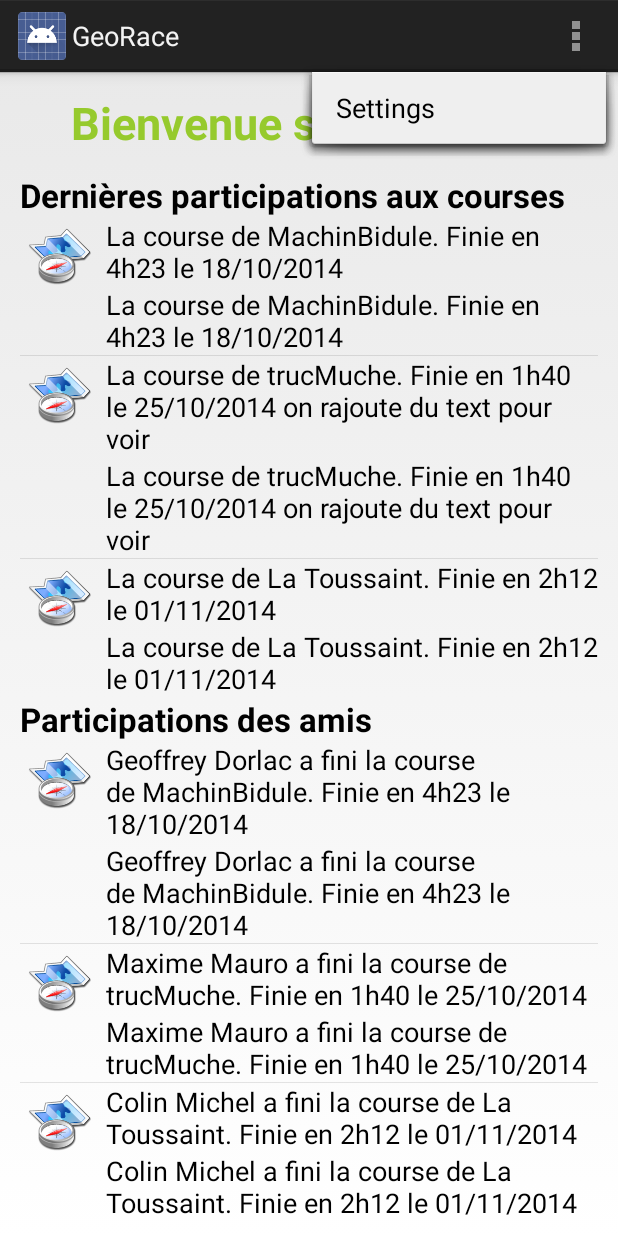
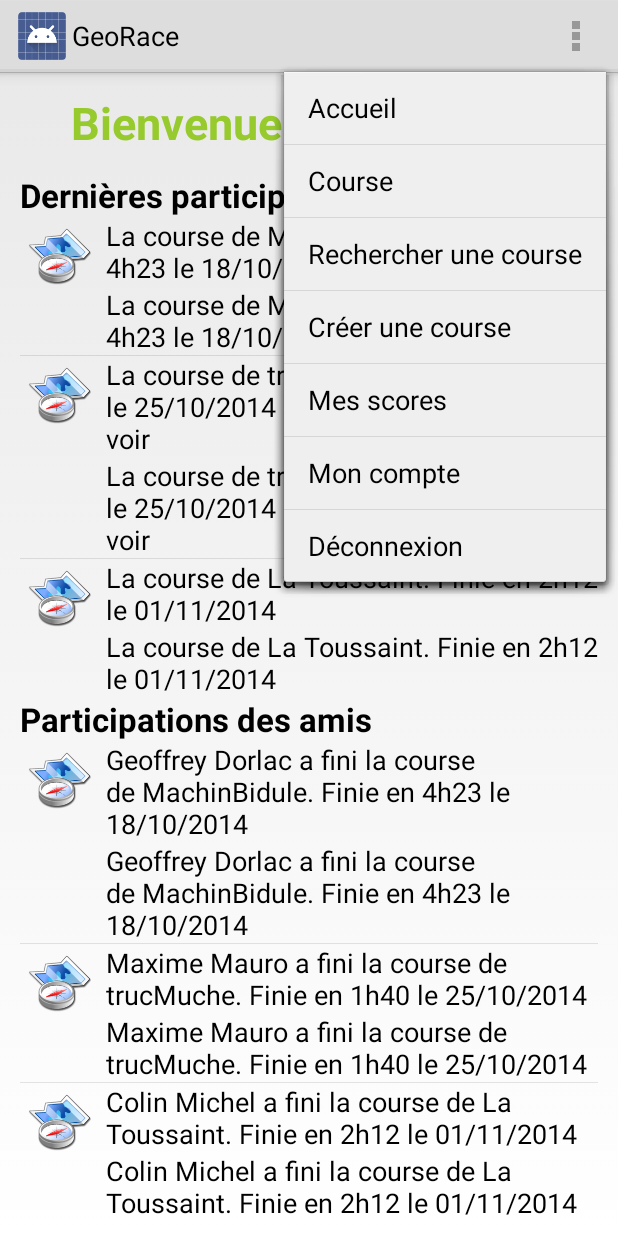
Before and after one commit to kefran/georace, an Android app: the MainActivity screen opened directly, with no data from a screen before it, with the options menu open, on a phone screen of 412 x 824 dp. Run offline under Robolectric (Android 15) with nearby library versions, the phone set to English and light mode, and no system bars.

Commit message:
modification du manifest, du style et du menu

```diff
--- a/GeoRaceApp/app/src/main/res/menu/main.xml
+++ b/GeoRaceApp/app/src/main/res/menu/main.xml
@@ -1,8 +1,25 @@
 <menu xmlns:android="http://schemas.android.com/apk/res/android"
     xmlns:tools="http://schemas.android.com/tools"
     tools:context=".MainActivity" >
-    <item android:id="@+id/action_settings"
-        android:title="@string/action_settings"
-        android:orderInCategory="100"
-        android:showAsAction="never" />
-</menu>
+    <item android:id="@+id/actionAccueil"
+        android:icon="@drawable/ic_launcher"
+        android:title="Accueil"/>
+    <item android:id="@+id/actionRace"
+        android:icon="@drawable/ic_launcher"
+        android:title="Course"/>
+    <item android:id="@+id/actionSearchRace"
+        android:icon="@drawable/ic_launcher"
+        android:title="Rechercher une course"/>
+    <item android:id="@+id/actionCreateRace"
+        android:icon="@drawable/ic_launcher"
+        android:title="Créer une course"/>
+    <item android:id="@+id/actionScore"
+        android:icon="@drawable/ic_launcher"
+        android:title="Mes scores"/>
+    <item android:id="@+id/actionAccount"
+        android:icon="@drawable/ic_launcher"
+        android:title="Mon compte"/>
+    <item android:id="@+id/actionLogOff"
+        android:icon="@drawable/ic_launcher"
+        android:title="Déconnexion"/>
+ luke</menu>
--- a/GeoRaceApp/app/src/main/res/values/styles.xml
+++ b/GeoRaceApp/app/src/main/res/values/styles.xml
@@ -1,7 +1,7 @@
 <resources>
 
     <!-- Base application theme. -->
-    <style name="AppTheme" parent="android:Theme.Holo.Light.DarkActionBar">
+    <style name="AppTheme" parent="android:Theme.Holo.Light">
         <!-- Customize your theme here. -->
     </style>
 
```
Also changed, not shown: GeoRaceApp/app/src/main/AndroidManifest.xml (+3 -13 lines).
